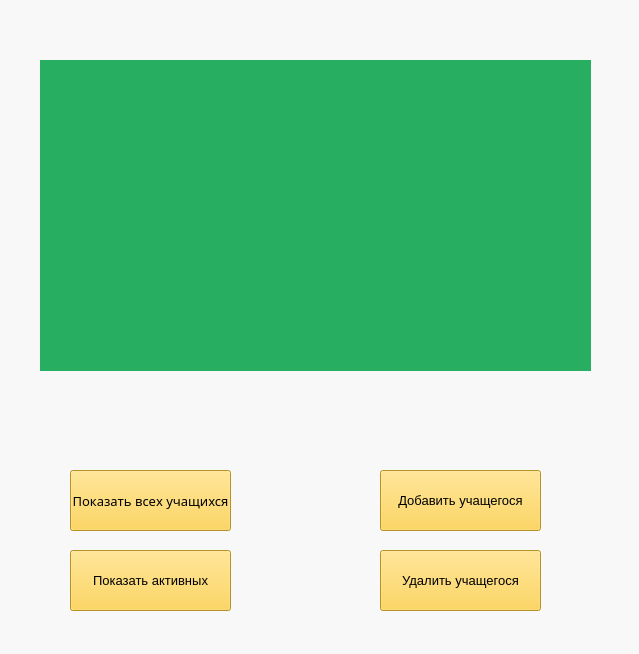
This is Assistant.ui in BackDad/Diploma_GB as Qt 5 draws it before an edit. The edited form follows.
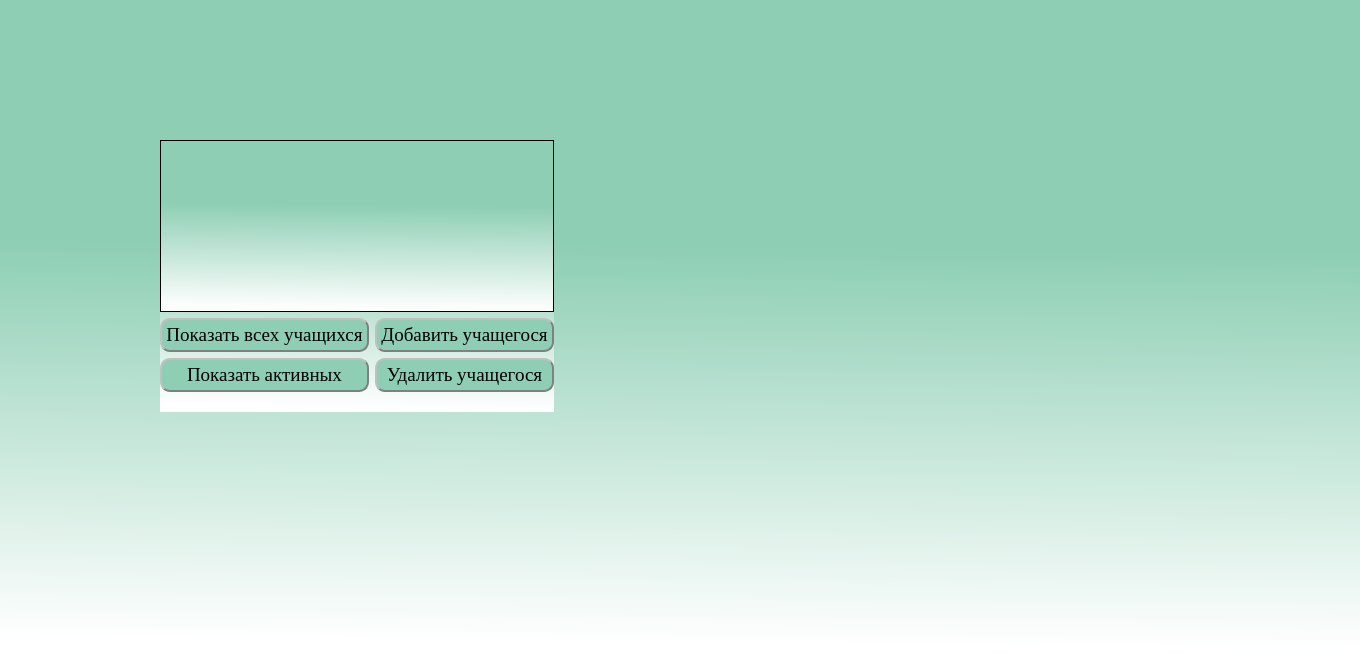
This is the edited form. Icons and pictures are not drawn.

Commit message: add main window

```diff
--- a/Assistant.ui
+++ b/Assistant.ui
@@ -6,10 +6,16 @@
    <rect>
     <x>0</x>
     <y>0</y>
-    <width>639</width>
+    <width>1360</width>
     <height>654</height>
    </rect>
   </property>
+  <property name="minimumSize">
+   <size>
+    <width>1360</width>
+    <height>200</height>
+   </size>
+  </property>
   <property name="palette">
    <palette>
     <active>
@@ -23,12 +29,23 @@
       </brush>
      </colorrole>
      <colorrole role="Button">
-      <brush brushstyle="SolidPattern">
+      <brush brushstyle="LinearGradientPattern">
+       <gradient startx="0.573864000000000" starty="0.006000000000000" endx="0.551000000000000" endy="0.988636000000000" type="LinearGradient" spread="PadSpread" coordinatemode="ObjectBoundingMode">
+        <gradientstop position="0.375000000000000">
        <color alpha="255">
-        <red>248</red>
-        <green>248</green>
-        <blue>248</blue>
-       </color>
+          <red>141</red>
+          <green>206</green>
+          <blue>180</blue>
+         </color>
+        </gradientstop>
+        <gradientstop position="1.000000000000000">
+         <color alpha="255">
+          <red>255</red>
+          <green>255</green>
+          <blue>255</blue>
+         </color>
+        </gradientstop>
+       </gradient>
       </brush>
      </colorrole>
      <colorrole role="Light">
@@ -95,21 +112,43 @@
       </brush>
      </colorrole>
      <colorrole role="Base">
-      <brush brushstyle="SolidPattern">
+      <brush brushstyle="LinearGradientPattern">
+       <gradient startx="0.573864000000000" starty="0.006000000000000" endx="0.551000000000000" endy="0.988636000000000" type="LinearGradient" spread="PadSpread" coordinatemode="ObjectBoundingMode">
+        <gradientstop position="0.375000000000000">
        <color alpha="255">
-        <red>248</red>
-        <green>248</green>
-        <blue>248</blue>
-       </color>
+          <red>141</red>
+          <green>206</green>
+          <blue>180</blue>
+         </color>
+        </gradientstop>
+        <gradientstop position="1.000000000000000">
+         <color alpha="255">
+          <red>255</red>
+          <green>255</green>
+          <blue>255</blue>
+         </color>
+        </gradientstop>
+       </gradient>
       </brush>
      </colorrole>
      <colorrole role="Window">
-      <brush brushstyle="SolidPattern">
+      <brush brushstyle="LinearGradientPattern">
+       <gradient startx="0.573864000000000" starty="0.006000000000000" endx="0.551000000000000" endy="0.988636000000000" type="LinearGradient" spread="PadSpread" coordinatemode="ObjectBoundingMode">
+        <gradientstop position="0.375000000000000">
        <color alpha="255">
-        <red>248</red>
-        <green>248</green>
-        <blue>248</blue>
-       </color>
+          <red>141</red>
+          <green>206</green>
+          <blue>180</blue>
+         </color>
+        </gradientstop>
+        <gradientstop position="1.000000000000000">
+         <color alpha="255">
+          <red>255</red>
+          <green>255</green>
+          <blue>255</blue>
+         </color>
+        </gradientstop>
+       </gradient>
       </brush>
      </colorrole>
      <colorrole role="Shadow">
@@ -160,12 +199,23 @@
       </brush>
      </colorrole>
      <colorrole role="Button">
-      <brush brushstyle="SolidPattern">
+      <brush brushstyle="LinearGradientPattern">
+       <gradient startx="0.573864000000000" starty="0.006000000000000" endx="0.551000000000000" endy="0.988636000000000" type="LinearGradient" spread="PadSpread" coordinatemode="ObjectBoundingMode">
+        <gradientstop position="0.375000000000000">
        <color alpha="255">
-        <red>248</red>
-        <green>248</green>
-        <blue>248</blue>
-       </color>
+          <red>141</red>
+          <green>206</green>
+          <blue>180</blue>
+         </color>
+        </gradientstop>
+        <gradientstop position="1.000000000000000">
+         <color alpha="255">
+          <red>255</red>
+          <green>255</green>
+          <blue>255</blue>
+         </color>
+        </gradientstop>
+       </gradient>
       </brush>
      </colorrole>
      <colorrole role="Light">
@@ -232,21 +282,43 @@
       </brush>
      </colorrole>
      <colorrole role="Base">
-      <brush brushstyle="SolidPattern">
+      <brush brushstyle="LinearGradientPattern">
+       <gradient startx="0.573864000000000" starty="0.006000000000000" endx="0.551000000000000" endy="0.988636000000000" type="LinearGradient" spread="PadSpread" coordinatemode="ObjectBoundingMode">
+        <gradientstop position="0.375000000000000">
        <color alpha="255">
-        <red>248</red>
-        <green>248</green>
-        <blue>248</blue>
-       </color>
+          <red>141</red>
+          <green>206</green>
+          <blue>180</blue>
+         </color>
+        </gradientstop>
+        <gradientstop position="1.000000000000000">
+         <color alpha="255">
+          <red>255</red>
+          <green>255</green>
+          <blue>255</blue>
+         </color>
+        </gradientstop>
+       </gradient>
       </brush>
      </colorrole>
      <colorrole role="Window">
-      <brush brushstyle="SolidPattern">
+      <brush brushstyle="LinearGradientPattern">
+       <gradient startx="0.573864000000000" starty="0.006000000000000" endx="0.551000000000000" endy="0.988636000000000" type="LinearGradient" spread="PadSpread" coordinatemode="ObjectBoundingMode">
+        <gradientstop position="0.375000000000000">
        <color alpha="255">
-        <red>248</red>
-        <green>248</green>
-        <blue>248</blue>
-       </color>
+          <red>141</red>
+          <green>206</green>
+          <blue>180</blue>
+         </color>
+        </gradientstop>
+        <gradientstop position="1.000000000000000">
+         <color alpha="255">
+          <red>255</red>
+          <green>255</green>
+          <blue>255</blue>
+         </color>
+        </gradientstop>
+       </gradient>
       </brush>
      </colorrole>
      <colorrole role="Shadow">
@@ -297,12 +369,23 @@
       </brush>
      </colorrole>
      <colorrole role="Button">
-      <brush brushstyle="SolidPattern">
+      <brush brushstyle="LinearGradientPattern">
+       <gradient startx="0.573864000000000" starty="0.006000000000000" endx="0.551000000000000" endy="0.988636000000000" type="LinearGradient" spread="PadSpread" coordinatemode="ObjectBoundingMode">
+        <gradientstop position="0.375000000000000">
        <color alpha="255">
-        <red>248</red>
-        <green>248</green>
-        <blue>248</blue>
-       </color>
+          <red>141</red>
+          <green>206</green>
+          <blue>180</blue>
+         </color>
+        </gradientstop>
+        <gradientstop position="1.000000000000000">
+         <color alpha="255">
+          <red>255</red>
+          <green>255</green>
+          <blue>255</blue>
+         </color>
+        </gradientstop>
+       </gradient>
       </brush>
      </colorrole>
      <colorrole role="Light">
@@ -369,21 +452,43 @@
       </brush>
      </colorrole>
      <colorrole role="Base">
-      <brush brushstyle="SolidPattern">
+      <brush brushstyle="LinearGradientPattern">
+       <gradient startx="0.573864000000000" starty="0.006000000000000" endx="0.551000000000000" endy="0.988636000000000" type="LinearGradient" spread="PadSpread" coordinatemode="ObjectBoundingMode">
+        <gradientstop position="0.375000000000000">
        <color alpha="255">
-        <red>248</red>
-        <green>248</green>
-        <blue>248</blue>
-       </color>
+          <red>141</red>
+          <green>206</green>
+          <blue>180</blue>
+         </color>
+        </gradientstop>
+        <gradientstop position="1.000000000000000">
+         <color alpha="255">
+          <red>255</red>
+          <green>255</green>
+          <blue>255</blue>
+         </color>
+        </gradientstop>
+       </gradient>
       </brush>
      </colorrole>
      <colorrole role="Window">
-      <brush brushstyle="SolidPattern">
+      <brush brushstyle="LinearGradientPattern">
+       <gradient startx="0.573864000000000" starty="0.006000000000000" endx="0.551000000000000" endy="0.988636000000000" type="LinearGradient" spread="PadSpread" coordinatemode="ObjectBoundingMode">
+        <gradientstop position="0.375000000000000">
        <color alpha="255">
-        <red>248</red>
-        <green>248</green>
-        <blue>248</blue>
-       </color>
+          <red>141</red>
+          <green>206</green>
+          <blue>180</blue>
+         </color>
+        </gradientstop>
+        <gradientstop position="1.000000000000000">
+         <color alpha="255">
+          <red>255</red>
+          <green>255</green>
+          <blue>255</blue>
+         </color>
+        </gradientstop>
+       </gradient>
       </brush>
      </colorrole>
      <colorrole role="Shadow">
@@ -433,101 +538,131 @@
     <normaloff>Logo.svg</normaloff>Logo.svg</iconset>
   </property>
   <property name="styleSheet">
-   <string notr="true">background-color: rgb(248, 248, 248);</string>
+   <string notr="true">background-color: qlineargradient(spread:pad, x1:0.573864, y1:0.006, x2:0.551, y2:0.988636, stop:0.375 rgba(141, 206, 180, 255), stop:1 rgba(255, 255, 255, 255));
+border-top-color: rgb(0, 0, 0);</string>
   </property>
-  <widget class="QPushButton" name="Show_Student_All">
+  <widget class="QWidget" name="layoutWidget">
    <property name="geometry">
     <rect>
-     <x>70</x>
-     <y>470</y>
-     <width>161</width>
-     <height>61</height>
+     <x>160</x>
+     <y>140</y>
+     <width>394</width>
+     <height>272</height>
     </rect>
    </property>
-   <property name="font">
-    <font>
-     <family>Pristina</family>
-     <pointsize>10</pointsize>
-    </font>
-   </property>
-   <property name="styleSheet">
-    <string notr="true">background-color: rgb(255, 165, 0);
-background-color: rgb(255, 205, 52);</string>
-   </property>
-   <property name="text">
-    <string>Показать всех учащихся</string>
-   </property>
-   <property name="checkable">
-    <bool>false</bool>
-   </property>
-   <property name="flat">
-    <bool>false</bool>
-   </property>
-  </widget>
+   <layout class="QGridLayout" name="gridLayout">
+    <item row="3" column="1">
+     <spacer name="verticalSpacer_2">
+      <property name="orientation">
+       <enum>Qt::Vertical</enum>
+      </property>
+      <property name="sizeHint" stdset="0">
+       <size>
+        <width>20</width>
+        <height>40</height>
+       </size>
+      </property>
+     </spacer>
+    </item>
+    <item row="1" column="1">
   <widget class="QPushButton" name="Add_student">
-   <property name="geometry">
-    <rect>
-     <x>380</x>
-     <y>470</y>
-     <width>161</width>
-     <height>61</height>
-    </rect>
-   </property>
    <property name="font">
     <font>
-     <pointsize>10</pointsize>
+        <family>Times New Roman</family>
+        <pointsize>14</pointsize>
     </font>
    </property>
    <property name="styleSheet">
-    <string notr="true">background-color: rgb(255, 165, 0);
-background-color: rgb(255, 205, 52);</string>
+       <string notr="true">
+QPushButton {
+    border-style: outset;
+    border-width: 2px;
+    border-color: gray;
+    padding: 4px;
+	background-color: rgb(141, 206, 180);
+	border-radius: 10px;
+
+
+}
+
+QPushButton:pressed {
+    border-style: inset;
+    background-color: #c0c0c0;
+}
+</string>
    </property>
    <property name="text">
     <string>Добавить учащегося</string>
    </property>
   </widget>
-  <widget class="QPushButton" name="Del_Student">
-   <property name="geometry">
-    <rect>
-     <x>380</x>
-     <y>550</y>
-     <width>161</width>
-     <height>61</height>
-    </rect>
-   </property>
+    </item>
+    <item row="1" column="0">
+     <widget class="QPushButton" name="Show_Student_All">
    <property name="font">
     <font>
-     <pointsize>10</pointsize>
+        <family>Times New Roman</family>
+        <pointsize>14</pointsize>
     </font>
    </property>
    <property name="styleSheet">
-    <string notr="true">background-color: rgb(255, 165, 0);
-background-color: rgb(255, 205, 52);</string>
+       <string notr="true">
+QPushButton {
+    border-style: outset;
+    border-width: 2px;
+    border-color: gray;
+    padding: 4px;
+	background-color: rgb(141, 206, 180);
+	border-radius: 10px;
+
+
+}
+
+QPushButton:pressed {
+    border-style: inset;
+    background-color: #c0c0c0;
+}
+</string>
    </property>
    <property name="text">
-    <string>Удалить учащегося</string>
-   </property>
-  </widget>
+       <string>Показать всех учащихся</string>
+      </property>
+      <property name="checkable">
+       <bool>false</bool>
+      </property>
+      <property name="flat">
+       <bool>false</bool>
+      </property>
+     </widget>
+    </item>
+    <item row="2" column="0">
   <widget class="QPushButton" name="Show_Student_Active">
-   <property name="geometry">
-    <rect>
-     <x>70</x>
-     <y>550</y>
-     <width>161</width>
-     <height>61</height>
-    </rect>
-   </property>
    <property name="font">
     <font>
-     <pointsize>10</pointsize>
+        <family>Times New Roman</family>
+        <pointsize>14</pointsize>
     </font>
    </property>
    <property name="autoFillBackground">
     <bool>false</bool>
    </property>
    <property name="styleSheet">
-    <string notr="true">background-color: rgb(255, 165, 0);
-background-color: rgb(255, 205, 52);</string>
+       <string notr="true">
+QPushButton {
+    border-style: outset;
+    border-width: 2px;
+    border-color: gray;
+    padding: 4px;
+	background-color: rgb(141, 206, 180);
+	border-radius: 10px;
+
+
+}
+
+QPushButton:pressed {
+    border-style: inset;
+    background-color: #c0c0c0;
+}
+</string>
    </property>
    <property name="text">
     <string>Показать активных</string>
@@ -539,26 +674,56 @@
     <bool>false</bool>
    </property>
   </widget>
-  <widget class="QLabel" name="Result_Area">
-   <property name="geometry">
-    <rect>
-     <x>40</x>
-     <y>60</y>
-     <width>551</width>
-     <height>311</height>
-    </rect>
-   </property>
-   <property name="mouseTracking">
-    <bool>false</bool>
+    </item>
+    <item row="0" column="0" colspan="2">
+     <widget class="QTableView" name="tableView"/>
+    </item>
+    <item row="2" column="1">
+     <widget class="QPushButton" name="Del_Student">
+      <property name="font">
+       <font>
+        <family>Times New Roman</family>
+        <pointsize>14</pointsize>
+       </font>
    </property>
    <property name="styleSheet">
-    <string notr="true">border-color: rgb(39, 174, 96);
-border-color: qlineargradient(spread:pad, x1:0, y1:0, x2:1, y2:0, stop:0 rgba(255, 178, 102, 255), stop:0.55 rgba(235, 148, 61, 255), stop:0.98 rgba(0, 0, 0, 255), stop:1 rgba(0, 0, 0, 0));
-background-color: rgb(39, 174, 96);</string>
+       <string notr="true">
+QPushButton {
+    border-style: outset;
+    border-width: 2px;
+    border-color: gray;
+    padding: 4px;
+	background-color: rgb(141, 206, 180);
+	border-radius: 10px;
+
+
+}
+
+QPushButton:pressed {
+    border-style: inset;
+    background-color: #c0c0c0;
+}
+</string>
    </property>
    <property name="text">
-    <string/>
-   </property>
+       <string>Удалить учащегося</string>
+      </property>
+     </widget>
+    </item>
+    <item row="3" column="0">
+     <spacer name="verticalSpacer">
+      <property name="orientation">
+       <enum>Qt::Vertical</enum>
+      </property>
+      <property name="sizeHint" stdset="0">
+       <size>
+        <width>20</width>
+        <height>40</height>
+       </size>
+      </property>
+     </spacer>
+    </item>
+   </layout>
   </widget>
  </widget>
  <resources>
```
Left out of the diff: 3 changed lines with no effect on the pictures. Lines whose indentation alone changed are shown as unchanged.
